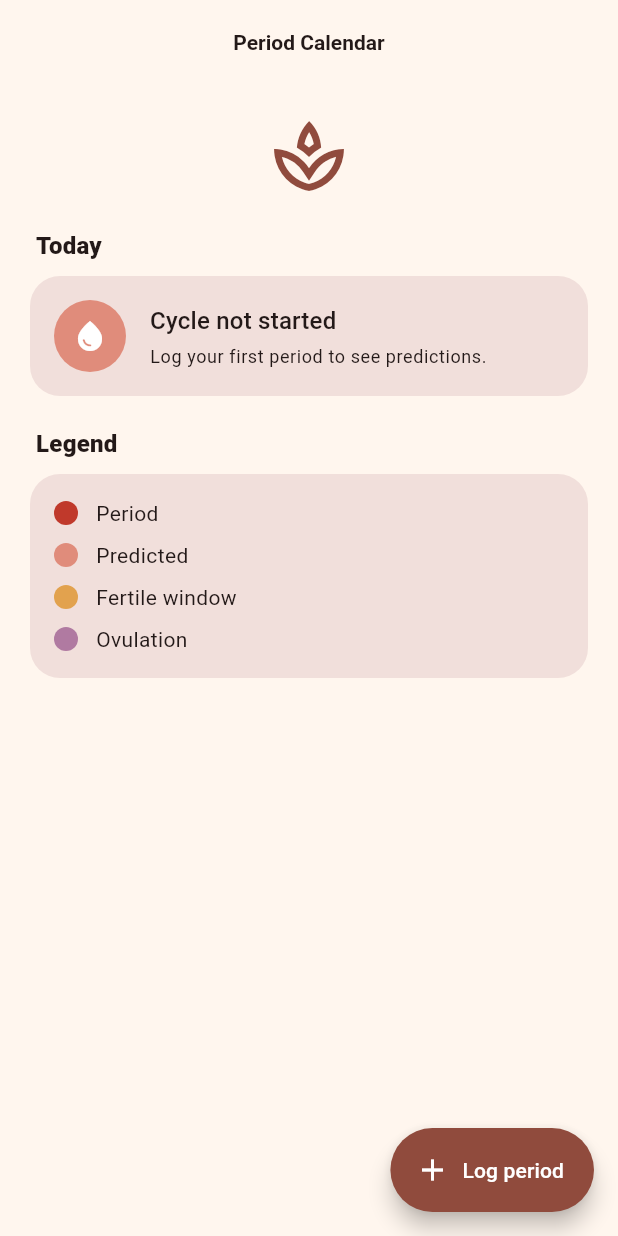
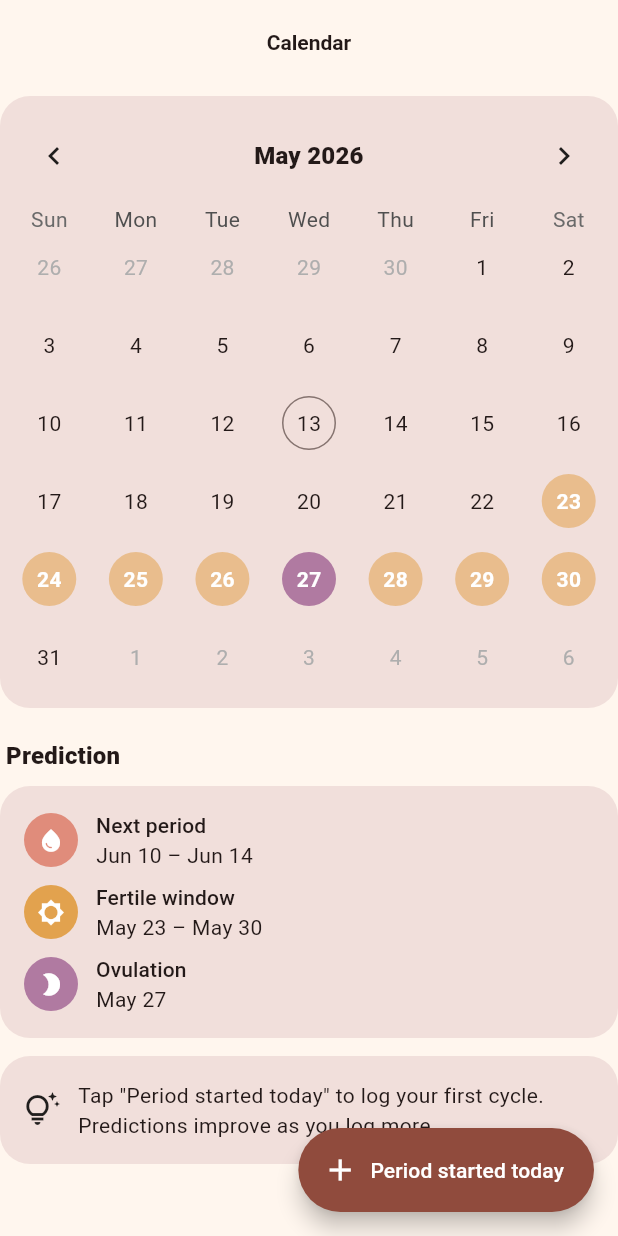
Before and after one commit to driblo/period_calendar, a Flutter app: the screen it shows after launch, on a phone screen of 412 x 824 dp. Run offline on Flutter 3.47's test engine with Material 3 defaults, Android fonts, the phone set to English and light mode, and no system bars; drawn by our look-alikes of table_calendar; our stand-ins replace drift, flutter_riverpod, flutter_secure_storage; missing offline and left inert: dart:ffi, sqlcipher_flutter_libs, sqlite3; accounts and stored records are empty; generated files the repository leaves out were written again.

Commit message:
M3: calendar view with predictions and day-detail sheet
- CalendarPage with table_calendar month view as home screen
- DayClassifier (pure Dart): tags each day as period/predicted/fertile/
  ovulation/logged/none from cycle history + prediction
- Custom day cells with warm palette (red flow, rose predicted, amber
  fertile, purple ovulation), Semantics labels for screen readers
- Locale-aware first day of week (Sunday for US/Canada, otherwise Monday)
- Prediction card shows next period, fertile window, ovulation, plus
  variability warning when irregular
- DayDetailSheet: flow / mood / energy segmented buttons, symptom chips,
  notes, save to DB
- FAB toggles 'Period started/ended today'
- Onboarding hint when no cycles logged
- Tests: 4 day-classifier units, widget test with mocked cycles stream

```diff
--- a/lib/app.dart
+++ b/lib/app.dart
@@ -1,9 +1,7 @@
 import 'package:flutter/material.dart';
 
-import 'core/theme/warm_palette.dart';
 import 'core/theme/warm_theme.dart';
-import 'core/widgets/section_header.dart';
-import 'core/widgets/warm_card.dart';
+import 'features/calendar/calendar_page.dart';
 
 class PeriodCalendarApp extends StatelessWidget {
   const PeriodCalendarApp({super.key});
@@ -15,104 +13,7 @@ class PeriodCalendarApp extends StatelessWidget {
       debugShowCheckedModeBanner: false,
       theme: WarmTheme.light(),
       darkTheme: WarmTheme.dark(),
-      home: const _PlaceholderHome(),
+      home: const CalendarPage(),
     );
   }
 }
-
-class _PlaceholderHome extends StatelessWidget {
-  const _PlaceholderHome();
-
-  @override
-  Widget build(BuildContext context) {
-    final scheme = Theme.of(context).colorScheme;
-    return Scaffold(
-      appBar: AppBar(title: const Text('Period Calendar')),
-      body: ListView(
-        padding: const EdgeInsets.all(20),
-        children: [
-          Center(
-            child: Icon(Icons.spa_outlined, size: 56, color: scheme.primary),
-          ),
-          const SizedBox(height: 12),
-          const SectionHeader(title: 'Today'),
-          WarmCard(
-            child: Row(
-              children: [
-                Container(
-                  width: 48,
-                  height: 48,
-                  decoration: const BoxDecoration(
-                    color: WarmPalette.rose,
-                    shape: BoxShape.circle,
-                  ),
-                  alignment: Alignment.center,
-                  child: const Icon(Icons.water_drop, color: Colors.white),
-                ),
-                const SizedBox(width: 16),
-                Expanded(
-                  child: Column(
-                    crossAxisAlignment: CrossAxisAlignment.start,
-                    children: [
-                      Text(
-                        'Cycle not started',
-                        style: Theme.of(context).textTheme.titleMedium,
-                      ),
-                      const SizedBox(height: 4),
-                      Text(
-                        'Log your first period to see predictions.',
-                        style: Theme.of(context).textTheme.bodySmall,
-                      ),
-                    ],
-                  ),
-                ),
-              ],
-            ),
-          ),
-          const SizedBox(height: 12),
-          const SectionHeader(title: 'Legend'),
-          WarmCard(
-            child: Column(
-              children: const [
-                _LegendRow(color: WarmPalette.flow, label: 'Period'),
-                SizedBox(height: 8),
-                _LegendRow(color: WarmPalette.predicted, label: 'Predicted'),
-                SizedBox(height: 8),
-                _LegendRow(color: WarmPalette.fertile, label: 'Fertile window'),
-                SizedBox(height: 8),
-                _LegendRow(color: WarmPalette.ovulation, label: 'Ovulation'),
-              ],
-            ),
-          ),
-        ],
-      ),
-      floatingActionButton: FloatingActionButton.extended(
-        onPressed: () {},
-        icon: const Icon(Icons.add),
-        label: const Text('Log period'),
-      ),
-    );
-  }
-}
-
-class _LegendRow extends StatelessWidget {
-  const _LegendRow({required this.color, required this.label});
-
-  final Color color;
-  final String label;
-
-  @override
-  Widget build(BuildContext context) {
-    return Row(
-      children: [
-        Container(
-          width: 16,
-          height: 16,
-          decoration: BoxDecoration(color: color, shape: BoxShape.circle),
-        ),
-        const SizedBox(width: 12),
-        Text(label, style: Theme.of(context).textTheme.bodyMedium),
-      ],
-    );
-  }
-}
--- /dev/null
+++ b/lib/features/calendar/calendar_page.dart
@@ -0,0 +1,341 @@
+import 'package:flutter/material.dart';
+import 'package:flutter_riverpod/flutter_riverpod.dart';
+import 'package:intl/intl.dart';
+import 'package:table_calendar/table_calendar.dart';
+
+import '../../core/theme/warm_palette.dart';
+import '../../core/widgets/section_header.dart';
+import '../../core/widgets/warm_card.dart';
+import '../../data/db/app_database.dart';
+import '../../data/providers.dart';
+import 'calendar_providers.dart';
+import 'day_classifier.dart';
+import 'day_detail_sheet.dart';
+
+class CalendarPage extends ConsumerStatefulWidget {
+  const CalendarPage({super.key});
+
+  @override
+  ConsumerState<CalendarPage> createState() => _CalendarPageState();
+}
+
+class _CalendarPageState extends ConsumerState<CalendarPage> {
+  DateTime _focused = DateTime.now();
+  DateTime? _selected;
+
+  @override
+  Widget build(BuildContext context) {
+    final cyclesAsync = ref.watch(cyclesProvider);
+    final prediction = ref.watch(cyclePredictionProvider);
+    final scheme = Theme.of(context).colorScheme;
+
+    return Scaffold(
+      appBar: AppBar(title: const Text('Calendar')),
+      body: cyclesAsync.when(
+        loading: () => const Center(child: CircularProgressIndicator()),
+        error: (e, _) => Center(child: Text('Error: $e')),
+        data: (cycles) {
+          final classifier = DayClassifier(
+            cycles: cycles,
+            prediction: prediction,
+            loggedDates: const {},
+          );
+
+          return ListView(
+            padding: const EdgeInsets.symmetric(vertical: 8),
+            children: [
+              WarmCard(
+                padding: const EdgeInsets.symmetric(vertical: 8, horizontal: 4),
+                child: TableCalendar<DayKind>(
+                  firstDay: DateTime.utc(2020, 1, 1),
+                  lastDay: DateTime.utc(2035, 12, 31),
+                  focusedDay: _focused,
+                  selectedDayPredicate: (d) =>
+                      _selected != null && isSameDay(d, _selected),
+                  startingDayOfWeek: _firstDayOfWeekFor(context),
+                  availableCalendarFormats: const {
+                    CalendarFormat.month: 'Month',
+                  },
+                  headerStyle: HeaderStyle(
+                    formatButtonVisible: false,
+                    titleCentered: true,
+                    titleTextStyle:
+                        Theme.of(context).textTheme.titleMedium!.copyWith(
+                              fontWeight: FontWeight.w800,
+                            ),
+                  ),
+                  onDaySelected: (day, focused) {
+                    setState(() {
+                      _selected = day;
+                      _focused = focused;
+                    });
+                    _openDaySheet(day);
+                  },
+                  onPageChanged: (d) => setState(() => _focused = d),
+                  calendarBuilders: CalendarBuilders<DayKind>(
+                    defaultBuilder: (ctx, day, _) =>
+                        _DayCell(day: day, kind: classifier.classify(day)),
+                    todayBuilder: (ctx, day, _) => _DayCell(
+                      day: day,
+                      kind: classifier.classify(day),
+                      isToday: true,
+                    ),
+                    selectedBuilder: (ctx, day, _) => _DayCell(
+                      day: day,
+                      kind: classifier.classify(day),
+                      isSelected: true,
+                    ),
+                  ),
+                ),
+              ),
+              const SizedBox(height: 12),
+              const SectionHeader(title: 'Prediction'),
+              WarmCard(
+                child: Column(
+                  crossAxisAlignment: CrossAxisAlignment.start,
+                  children: [
+                    _predictionRow(
+                      context,
+                      icon: Icons.water_drop,
+                      color: WarmPalette.predicted,
+                      label: 'Next period',
+                      value:
+                          '${DateFormat.MMMd().format(prediction.nextPeriodStart)} – ${DateFormat.MMMd().format(prediction.nextPeriodEnd)}',
+                    ),
+                    const SizedBox(height: 8),
+                    _predictionRow(
+                      context,
+                      icon: Icons.brightness_5,
+                      color: WarmPalette.fertile,
+                      label: 'Fertile window',
+                      value:
+                          '${DateFormat.MMMd().format(prediction.fertileWindowStart)} – ${DateFormat.MMMd().format(prediction.fertileWindowEnd)}',
+                    ),
+                    const SizedBox(height: 8),
+                    _predictionRow(
+                      context,
+                      icon: Icons.brightness_2,
+                      color: WarmPalette.ovulation,
+                      label: 'Ovulation',
+                      value: DateFormat.MMMd().format(prediction.ovulationDate),
+                    ),
+                    if (prediction.irregular) ...[
+                      const SizedBox(height: 12),
+                      Container(
+                        padding: const EdgeInsets.all(12),
+                        decoration: BoxDecoration(
+                          color: scheme.tertiaryContainer,
+                          borderRadius: BorderRadius.circular(12),
+                        ),
+                        child: Row(
+                          children: [
+                            Icon(
+                              Icons.info_outline,
+                              color: scheme.onTertiaryContainer,
+                            ),
+                            const SizedBox(width: 8),
+                            Expanded(
+                              child: Text(
+                                'Your cycles are quite variable; predictions '
+                                'may be less accurate.',
+                                style: Theme.of(context)
+                                    .textTheme
+                                    .bodySmall
+                                    ?.copyWith(
+                                      color: scheme.onTertiaryContainer,
+                                    ),
+                              ),
+                            ),
+                          ],
+                        ),
+                      ),
+                    ],
+                  ],
+                ),
+              ),
+              const SizedBox(height: 12),
+              if (cycles.isEmpty) _onboardingHint(context),
+            ],
+          );
+        },
+      ),
+      floatingActionButton: FloatingActionButton.extended(
+        onPressed: _onFabPressed,
+        icon: const Icon(Icons.add),
+        label: Text(_fabLabel(cyclesAsync.valueOrNull ?? const [])),
+      ),
+    );
+  }
+
+  String _fabLabel(List<Cycle> cycles) {
+    if (cycles.isEmpty || cycles.last.endDate != null) {
+      return 'Period started today';
+    }
+    return 'Period ended today';
+  }
+
+  Future<void> _onFabPressed() async {
+    final repo = ref.read(cycleRepositoryProvider);
+    final cycles = ref.read(cyclesProvider).valueOrNull ?? const <Cycle>[];
+    final today = DateTime.now();
+    final messenger = ScaffoldMessenger.of(context);
+
+    if (cycles.isEmpty || cycles.last.endDate != null) {
+      await repo.startCycle(today);
+      messenger.showSnackBar(
+        const SnackBar(content: Text('Period start logged')),
+      );
+    } else {
+      await repo.endCurrentCycle(today);
+      messenger.showSnackBar(
+        const SnackBar(content: Text('Period end logged')),
+      );
+    }
+  }
+
+  Future<void> _openDaySheet(DateTime day) async {
+    await showModalBottomSheet<void>(
+      context: context,
+      isScrollControlled: true,
+      builder: (_) => DayDetailSheet(day: day),
+    );
+  }
+
+  StartingDayOfWeek _firstDayOfWeekFor(BuildContext context) {
+    // Use the locale's first day where possible; fall back to Monday.
+    final locale = Localizations.maybeLocaleOf(context)?.toString() ?? 'en_US';
+    final us = locale.startsWith('en_US') || locale.startsWith('en_CA');
+    return us ? StartingDayOfWeek.sunday : StartingDayOfWeek.monday;
+  }
+
+  Widget _predictionRow(
+    BuildContext context, {
+    required IconData icon,
+    required Color color,
+    required String label,
+    required String value,
+  }) {
+    return Row(
+      children: [
+        Container(
+          width: 36,
+          height: 36,
+          decoration: BoxDecoration(color: color, shape: BoxShape.circle),
+          alignment: Alignment.center,
+          child: Icon(icon, color: Colors.white, size: 18),
+        ),
+        const SizedBox(width: 12),
+        Expanded(
+          child: Column(
+            crossAxisAlignment: CrossAxisAlignment.start,
+            children: [
+              Text(label, style: Theme.of(context).textTheme.labelLarge),
+              Text(value, style: Theme.of(context).textTheme.bodyMedium),
+            ],
+          ),
+        ),
+      ],
+    );
+  }
+
+  Widget _onboardingHint(BuildContext context) {
+    return WarmCard(
+      child: Row(
+        children: [
+          const Icon(Icons.tips_and_updates_outlined),
+          const SizedBox(width: 12),
+          Expanded(
+            child: Text(
+              'Tap "Period started today" to log your first cycle. '
+              'Predictions improve as you log more.',
+              style: Theme.of(context).textTheme.bodyMedium,
+            ),
+          ),
+        ],
+      ),
+    );
+  }
+}
+
+class _DayCell extends StatelessWidget {
+  const _DayCell({
+    required this.day,
+    required this.kind,
+    this.isToday = false,
+    this.isSelected = false,
+  });
+
+  final DateTime day;
+  final DayKind kind;
+  final bool isToday;
+  final bool isSelected;
+
+  @override
+  Widget build(BuildContext context) {
+    final scheme = Theme.of(context).colorScheme;
+    final (bg, fg) = _colorsFor(kind, scheme);
+    final border = isSelected
+        ? Border.all(color: scheme.primary, width: 2)
+        : isToday
+            ? Border.all(color: scheme.outline, width: 1)
+            : null;
+
+    return Center(
+      child: Semantics(
+        label: '${day.day} ${_semanticsLabelFor(kind)}',
+        button: true,
+        child: Container(
+          width: 36,
+          height: 36,
+          decoration: BoxDecoration(
+            color: bg,
+            border: border,
+            shape: BoxShape.circle,
+          ),
+          alignment: Alignment.center,
+          child: Text(
+            '${day.day}',
+            style: Theme.of(context).textTheme.bodyMedium?.copyWith(
+                  color: fg,
+                  fontWeight: kind == DayKind.none ? null : FontWeight.w700,
+                ),
+          ),
+        ),
+      ),
+    );
+  }
+
+  (Color bg, Color fg) _colorsFor(DayKind kind, ColorScheme scheme) {
+    switch (kind) {
+      case DayKind.period:
+        return (WarmPalette.flow, Colors.white);
+      case DayKind.predictedPeriod:
+        return (WarmPalette.predicted.withValues(alpha: 0.6), Colors.white);
+      case DayKind.fertile:
+        return (WarmPalette.fertile.withValues(alpha: 0.55), Colors.white);
+      case DayKind.ovulation:
+        return (WarmPalette.ovulation, Colors.white);
+      case DayKind.logged:
+        return (scheme.surfaceContainerHighest, scheme.onSurface);
+      case DayKind.none:
+        return (Colors.transparent, scheme.onSurface);
+    }
+  }
+
+  String _semanticsLabelFor(DayKind kind) {
+    switch (kind) {
+      case DayKind.period:
+        return 'period day';
+      case DayKind.predictedPeriod:
+        return 'predicted period';
+      case DayKind.fertile:
+        return 'fertile day';
+      case DayKind.ovulation:
+        return 'ovulation day';
+      case DayKind.logged:
+        return 'logged entry';
+      case DayKind.none:
+        return '';
+    }
+  }
+}
--- /dev/null
+++ b/lib/features/calendar/calendar_providers.dart
@@ -0,0 +1,28 @@
+import 'package:flutter_riverpod/flutter_riverpod.dart';
+
+import '../../data/db/app_database.dart';
+import '../../data/providers.dart';
+import '../predictions/cycle_predictor.dart';
+
+const _predictor = CyclePredictor();
+
+/// All cycles, watched as a stream.
+final cyclesProvider = StreamProvider<List<Cycle>>(
+  (ref) => ref.watch(cycleRepositoryProvider).watchAll(),
+);
+
+/// Current prediction derived from the latest cycle list.
+final cyclePredictionProvider = Provider<CyclePrediction>((ref) {
+  final cycles = ref.watch(cyclesProvider).valueOrNull ?? const <Cycle>[];
+  final starts = cycles.map((c) => c.startDate).toList();
+  final lengths = <int>[];
+  for (final c in cycles) {
+    if (c.endDate != null) {
+      lengths.add(c.endDate!.difference(c.startDate).inDays + 1);
+    }
+  }
+  return _predictor.predict(
+    cycleStartDates: starts,
+    periodLengths: lengths.isEmpty ? null : lengths,
+  );
+});
--- /dev/null
+++ b/lib/features/calendar/day_classifier.dart
@@ -0,0 +1,56 @@
+import '../../data/db/app_database.dart';
+import '../predictions/cycle_predictor.dart';
+
+enum DayKind {
+  none,
+  period,
+  predictedPeriod,
+  fertile,
+  ovulation,
+  logged,
+}
+
+/// Pure-Dart helper: given cycles + a prediction, classify each calendar day.
+class DayClassifier {
+  DayClassifier({
+    required this.cycles,
+    required this.prediction,
+    required this.loggedDates,
+    this.assumedPeriodLength = 5,
+  });
+
+  final List<Cycle> cycles;
+  final CyclePrediction prediction;
+  final Set<DateTime> loggedDates;
+  final int assumedPeriodLength;
+
+  DayKind classify(DateTime day) {
+    final d = DateTime(day.year, day.month, day.day);
+
+    for (final c in cycles) {
+      final start =
+          DateTime(c.startDate.year, c.startDate.month, c.startDate.day);
+      final end = c.endDate != null
+          ? DateTime(c.endDate!.year, c.endDate!.month, c.endDate!.day)
+          : start.add(Duration(days: assumedPeriodLength - 1));
+      if (!d.isBefore(start) && !d.isAfter(end)) return DayKind.period;
+    }
+
+    if (!d.isBefore(prediction.nextPeriodStart) &&
+        !d.isAfter(prediction.nextPeriodEnd)) {
+      return DayKind.predictedPeriod;
+    }
+    if (_sameDay(d, prediction.ovulationDate)) return DayKind.ovulation;
+    if (!d.isBefore(prediction.fertileWindowStart) &&
+        !d.isAfter(prediction.fertileWindowEnd)) {
+      return DayKind.fertile;
+    }
+
+    if (loggedDates.contains(d)) return DayKind.logged;
+
+    return DayKind.none;
+  }
+
+  bool _sameDay(DateTime a, DateTime b) =>
+      a.year == b.year && a.month == b.month && a.day == b.day;
+}
```
Also changed, not shown: lib/features/calendar/day_detail_sheet.dart (added, +206 -0 lines), 2 other files.
